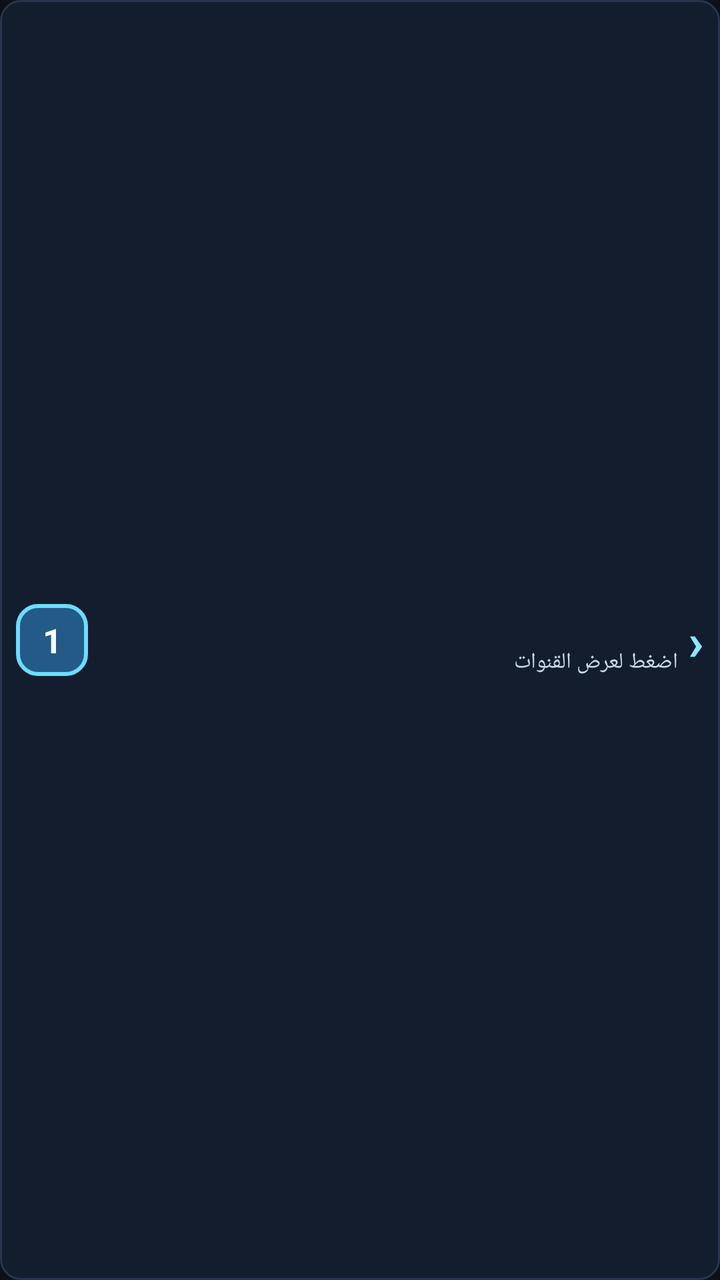
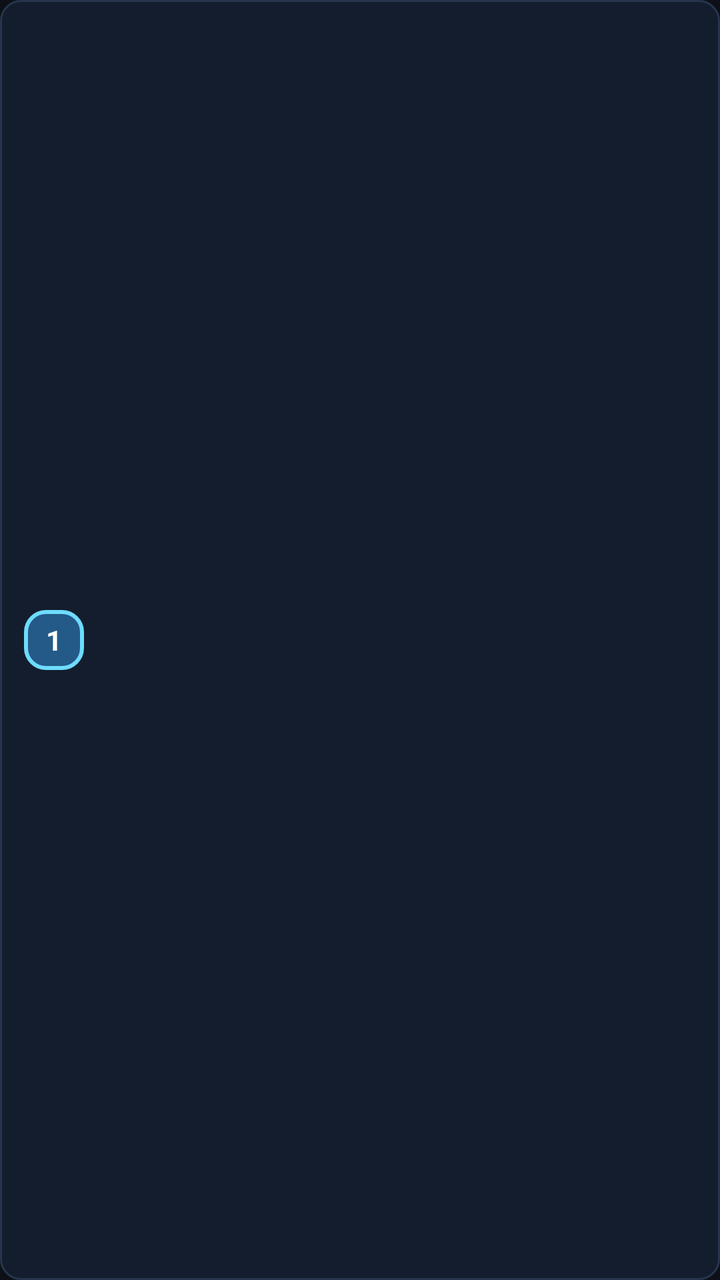

Before-and-after screenshots of an Android layout around one commit, followed by the original layout XML and the change that was made.
<!-- AndroidManifest.xml: application theme AppTheme -->
<!-- res/layout/item_live_category.xml -->
<LinearLayout xmlns:android="http://schemas.android.com/apk/res/android"
    android:id="@+id/categoryRow"
    android:layout_width="match_parent"
    android:layout_height="wrap_content"
    android:layout_marginVertical="3dp"
    android:background="@drawable/bg_live_category_default"
    android:clickable="true"
    android:focusable="true"
    android:focusableInTouchMode="true"
    android:gravity="center_vertical"
    android:layoutDirection="ltr"
    android:minHeight="50dp"
    android:orientation="horizontal"
    android:paddingHorizontal="8dp"
    android:paddingVertical="5dp">

    <TextView
        android:id="@+id/categoryNumber"
        android:layout_width="36dp"
        android:layout_height="36dp"
        android:background="@drawable/bg_category_number_default"
        android:gravity="center"
        android:text="1"
        android:textColor="@color/white"
        android:textSize="17sp"
        android:textStyle="bold" />

    <LinearLayout
        android:layout_width="0dp"
        android:layout_height="wrap_content"
        android:layout_marginStart="8dp"
        android:layout_weight="1"
        android:orientation="vertical">

        <TextView
            android:id="@+id/categoryName"
            android:layout_width="match_parent"
            android:layout_height="wrap_content"
            android:ellipsize="end"
            android:gravity="start"
            android:maxLines="1"
            android:textColor="@color/white"
            android:textSize="15sp"
            android:textStyle="bold" />

        <TextView
            android:id="@+id/categoryCount"
            android:layout_width="match_parent"
            android:layout_height="wrap_content"
            android:layout_marginTop="2dp"
            android:ellipsize="end"
            android:gravity="start"
            android:maxLines="1"
            android:text="اضغط لعرض القنوات"
            android:textColor="#C8D9EC"
            android:textSize="11sp" />
    </LinearLayout>

    <TextView
        android:layout_width="wrap_content"
        android:layout_height="wrap_content"
        android:layout_marginStart="5dp"
        android:text="›"
        android:textColor="#8BE8FF"
        android:textSize="26sp"
        android:textStyle="bold" />
</LinearLayout>
<!-- resources referenced by this layout -->
<resources>
  <color name="white">#FFFFFF</color>
  <!-- drawable bg_category_number_default (drawable) -->
  <shape xmlns:android="http://schemas.android.com/apk/res/android" android:shape="rectangle">
      <solid android:color="#235A87" />
      <stroke android:width="2dp" android:color="#6DDCFF" />
      <corners android:radius="10dp" />
  </shape>
  <!-- drawable bg_live_category_default (drawable) -->
  <?xml version="1.0" encoding="utf-8"?>
  <shape xmlns:android="http://schemas.android.com/apk/res/android" android:shape="rectangle">
      <corners android:radius="10dp" />
      <solid android:color="#141D2D" />
      <stroke android:width="1dp" android:color="#26354D" />
  </shape>
  <style name="AppTheme" parent="Theme.AppCompat.NoActionBar">
          
          <item name="colorPrimary">@color/primary_blue</item>
          <item name="colorPrimaryDark">@color/dark_background</item>
          <item name="colorAccent">@color/accent_blue</item>
  
          
          <item name="android:windowBackground">@color/dark_background</item>
          <item name="android:colorBackground">@color/dark_background</item>
  
          
          <item name="android:textColorPrimary">@color/text_primary</item>
          <item name="android:textColorSecondary">@color/text_secondary</item>
  
          
          <item name="android:windowDrawsSystemBarBackgrounds">true</item>
      </style>
  <color name="primary_blue">#2196F3</color>
  <color name="dark_background">#0D1117</color>
  <color name="accent_blue">#64B5F6</color>
  <color name="text_primary">#FFFFFF</color>
  <color name="text_secondary">#B0B0B0</color>
</resources>

<!-- the commit's change to res/layout/item_live_category.xml (unified diff, before → after) -->
@@ -2,66 +2,51 @@
     android:id="@+id/categoryRow"
     android:layout_width="match_parent"
     android:layout_height="wrap_content"
-    android:layout_marginVertical="3dp"
+    android:layout_marginVertical="2dp"
     android:background="@drawable/bg_live_category_default"
     android:clickable="true"
     android:focusable="true"
     android:focusableInTouchMode="true"
     android:gravity="center_vertical"
     android:layoutDirection="ltr"
-    android:minHeight="50dp"
+    android:minHeight="48dp"
     android:orientation="horizontal"
-    android:paddingHorizontal="8dp"
-    android:paddingVertical="5dp">
+    android:paddingHorizontal="12dp"
+    android:paddingVertical="0dp">
 
     <TextView
         android:id="@+id/categoryNumber"
-        android:layout_width="36dp"
-        android:layout_height="36dp"
+        android:layout_width="30dp"
+        android:layout_height="30dp"
         android:background="@drawable/bg_category_number_default"
         android:gravity="center"
         android:text="1"
         android:textColor="@color/white"
-        android:textSize="17sp"
+        android:textSize="14sp"
         android:textStyle="bold" />
 
-    <LinearLayout
+    <TextView
+        android:id="@+id/categoryName"
         android:layout_width="0dp"
         android:layout_height="wrap_content"
-        android:layout_marginStart="8dp"
+        android:layout_marginStart="12dp"
         android:layout_weight="1"
-        android:orientation="vertical">
-
-        <TextView
-            android:id="@+id/categoryName"
-            android:layout_width="match_parent"
-            android:layout_height="wrap_content"
-            android:ellipsize="end"
-            android:gravity="start"
-            android:maxLines="1"
-            android:textColor="@color/white"
-            android:textSize="15sp"
-            android:textStyle="bold" />
-
-        <TextView
-            android:id="@+id/categoryCount"
-            android:layout_width="match_parent"
-            android:layout_height="wrap_content"
-            android:layout_marginTop="2dp"
-            android:ellipsize="end"
-            android:gravity="start"
-            android:maxLines="1"
-            android:text="اضغط لعرض القنوات"
-            android:textColor="#C8D9EC"
-            android:textSize="11sp" />
-    </LinearLayout>
+        android:ellipsize="end"
+        android:gravity="start"
+        android:maxLines="1"
+        android:textColor="@color/white"
+        android:textSize="15sp"
+        android:textStyle="bold" />
 
     <TextView
+        android:id="@+id/categoryCount"
         android:layout_width="wrap_content"
         android:layout_height="wrap_content"
-        android:layout_marginStart="5dp"
-        android:text="›"
-        android:textColor="#8BE8FF"
-        android:textSize="26sp"
-        android:textStyle="bold" />
+        android:layout_marginStart="10dp"
+        android:ellipsize="end"
+        android:gravity="center"
+        android:maxLines="1"
+        android:text=""
+        android:textColor="#C8D9EC"
+        android:textSize="12sp" />
 </LinearLayout>
